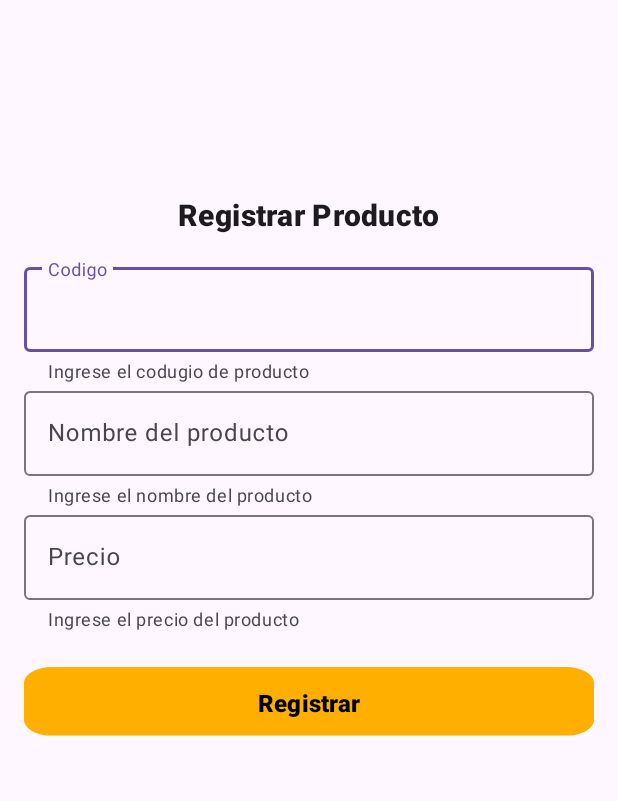
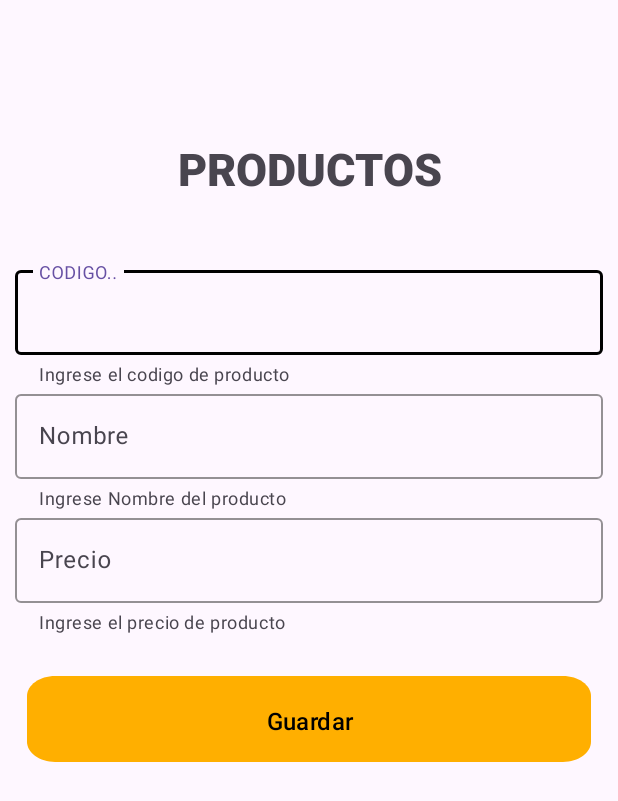
Before and after one commit to shinshini/proymovil, an Android app: the Home screen opened directly, with no data from a screen before it, after a tap on "PRODUCTO", on a phone screen of 412 x 824 dp. Shown: the top 801 px of the screen. Run offline under Robolectric (Android 15) with nearby library versions, the phone set to English and light mode, and no system bars.

Commit message:
se cambio el registro

```diff
--- a/app/src/main/AndroidManifest.xml
+++ b/app/src/main/AndroidManifest.xml
@@ -13,7 +13,7 @@
         android:theme="@style/Theme.MyApplicationKotlin"
         tools:targetApi="31">
         <activity
-            android:name=".Registra_producto"
+            android:name=".RegistraProductos"
             android:exported="false" />
         <activity
             android:name=".MainActivity"
--- a/app/src/main/java/com/example/myapplicationkotlin/Home.kt
+++ b/app/src/main/java/com/example/myapplicationkotlin/Home.kt
@@ -2,7 +2,6 @@ package com.example.myapplicationkotlin
 
 import android.content.Intent
 import android.os.Bundle
-import android.widget.Button
 import androidx.activity.enableEdgeToEdge
 import androidx.appcompat.app.AppCompatActivity
 import androidx.cardview.widget.CardView
@@ -40,7 +39,7 @@ class Home : AppCompatActivity() {
 
         }
         btnPro.setOnClickListener{
-            val i = Intent(this, Registra_producto::class.java)
+            val i = Intent(this, RegistraProductos::class.java)
             startActivity(i)
     }
 
--- /dev/null
+++ b/app/src/main/java/com/example/myapplicationkotlin/RegistraProductos.kt
@@ -0,0 +1,60 @@
+package com.example.myapplicationkotlin
+
+import android.content.ContentValues
+import android.os.Bundle
+import android.widget.Button
+import android.widget.EditText
+import android.widget.Toast
+import androidx.activity.enableEdgeToEdge
+import androidx.appcompat.app.AppCompatActivity
+import androidx.core.view.ViewCompat
+import androidx.core.view.WindowInsetsCompat
+
+import com.example.myapplicationkotlin.db.AdminSQLiteOpenHelper
+
+class RegistraProductos: AppCompatActivity() {
+    lateinit var btnRegistroPro:Button
+    lateinit var txtNom:EditText
+    lateinit var txtPrecio:EditText
+    lateinit var txtCodigo:EditText
+
+    override fun onCreate(savedInstanceState: Bundle?) {
+        super.onCreate(savedInstanceState)
+        enableEdgeToEdge()
+        setContentView(R.layout.activity_registra_producto)
+        ViewCompat.setOnApplyWindowInsetsListener(findViewById(R.id.main)) { v, insets ->
+            val systemBars = insets.getInsets(WindowInsetsCompat.Type.systemBars())
+            v.setPadding(systemBars.left, systemBars.top, systemBars.right, systemBars.bottom)
+            insets
+        }
+        cargarR()
+        estadoBoton()
+    }
+
+    fun cargarR(){
+        btnRegistroPro=findViewById(R.id.btnRegistroProducto)
+        txtNom = findViewById(R.id.txtNombre)
+        txtPrecio = findViewById(R.id.txtPrecio)
+        txtCodigo = findViewById(R.id.txtCodigoProducto)
+    }
+
+    fun estadoBoton(){
+        btnRegistroPro.setOnClickListener{
+
+            val adminsql = AdminSQLiteOpenHelper(this,"administracion",null,1)
+            val db = adminsql.writableDatabase
+            val registro = ContentValues()
+
+            registro.put("id_productos", txtCodigo.text.toString())
+            registro.put("nombre", txtNom.text.toString())
+            registro.put("precio", txtPrecio.text.toString())
+            db.insert("prodcutos", null, registro)
+            db.close()
+            txtCodigo.setText("")
+            txtNom.setText("")
+            txtPrecio.setText("")
+            Toast.makeText(this, "Se cargaron los datos del producto", Toast.LENGTH_SHORT).show()
+
+        }
+    }
+}
--- a/app/src/main/java/com/example/myapplicationkotlin/Registra_producto.kt
+++ /dev/null
@@ -1,60 +0,0 @@
-package com.example.myapplicationkotlin
-
-import android.content.ContentValues
-import android.content.Intent
-import android.os.Bundle
-import android.widget.Button
-import android.widget.EditText
-import android.widget.TextView
-import android.widget.Toast
-import androidx.activity.enableEdgeToEdge
-import androidx.appcompat.app.AppCompatActivity
-import androidx.cardview.widget.CardView
-import androidx.core.view.ViewCompat
-import androidx.core.view.WindowInsetsCompat
-import com.example.myapplicationkotlin.db.AdminSQLiteOpenHelper
-
-class Registra_producto : AppCompatActivity() {
-
-         lateinit var btnregistrar: Button
-         lateinit var  txtNombre: EditText
-         lateinit var  txtprecio: EditText
-         lateinit var  ttx_codigo: EditText
-    override fun onCreate(savedInstanceState: Bundle?) {
-        super.onCreate(savedInstanceState)
-        enableEdgeToEdge()
-        setContentView(R.layout.activity_registra_producto)
-        ViewCompat.setOnApplyWindowInsetsListener(findViewById(R.id.main)) { v, insets ->
-            val systemBars = insets.getInsets(WindowInsetsCompat.Type.systemBars())
-            v.setPadding(systemBars.left, systemBars.top, systemBars.right, systemBars.bottom)
-            insets
-
-        }
-        cargarR()
-        estadoBotn()
-    }
-    fun cargarR(){
-        btnregistrar=findViewById(R.id.btn_registrarProducto);
-        txtprecio=findViewById(R.id.txt_precio);
-        txtNombre=findViewById(R.id.txtNombre);
-        ttx_codigo=findViewById(R.id.txt_codigo);
-    }
-
- fun estadoBotn(){
-     btnregistrar.setOnClickListener{
-         val adminsql= AdminSQLiteOpenHelper(this,"administracion", null ,1)
-         val db = adminsql.writableDatabase
-         val registro = ContentValues()
-         registro.put("id_productos",ttx_codigo.text.toString())
-         registro.put("nombre",txtNombre.text.toString())
-         registro.put("precio",txtprecio.text.toString())
-         db.insert("productos",null,registro)
-
-         ttx_codigo.setText("")
-         txtNombre.setText("")
-         txtprecio.setText("")
-         Toast.makeText(this, "Se cargaron los datos del producto", Toast.LENGTH_SHORT).show()
-     }
- }
-
-}
--- a/app/src/main/java/com/example/myapplicationkotlin/db/AdminSQLiteOpenHelper.kt
+++ b/app/src/main/java/com/example/myapplicationkotlin/db/AdminSQLiteOpenHelper.kt
@@ -3,6 +3,7 @@ package com.example.myapplicationkotlin.db
 import android.content.Context
 import android.database.sqlite.SQLiteDatabase
 import android.database.sqlite.SQLiteOpenHelper
+
 
 class AdminSQLiteOpenHelper(
     context: Context?,
@@ -10,13 +11,25 @@ class AdminSQLiteOpenHelper(
     factory: SQLiteDatabase.CursorFactory?,
     version: Int
 ) : SQLiteOpenHelper(context, name, factory, version) {
+
     override fun onCreate(db: SQLiteDatabase?) {
-        TODO("Not yet implemented")
-        db?.execSQL("create table productos(id_productos int primary key, nombre text, precio real)")
+        db?.execSQL(
+            "CREATE TABLE productos (" +
+                    "id_productos INTEGER PRIMARY KEY, " +
+                    "nombre TEXT, " +
+                    "precio REAL)"
+        )
+
+        /*val createTableQuery = "CREATE TABLE productos (" +
+                "id_producto INTEGER PRIMARY KEY AUTOINCREMENT," +
+                "nombre TEXT NOT NULL," +
+                "precio REAL NOT NULL)"
+        db?.execSQL(createTableQuery)*/
     }
 
-    override fun onUpgrade(db: SQLiteDatabase?, p1: Int, p2: Int) {
-        TODO("Not yet implemented")
+    override fun onUpgrade(db: SQLiteDatabase?, oldVersion: Int, newVersion: Int) {
+        // Aquí podrías manejar las actualizaciones de la base de datos.
+        db?.execSQL("DROP TABLE IF EXISTS productos")
+        onCreate(db)
     }
-
 }
--- a/app/src/main/java/com/example/myapplicationkotlin/model/Productos.kt
+++ b/app/src/main/java/com/example/myapplicationkotlin/model/Productos.kt
@@ -2,22 +2,11 @@ package com.example.myapplicationkotlin.model
 
 class Productos constructor(nombre:String, precio:Double) {
 
-    var nombre: String = nombre
-        get() = field // 'field' es el respaldo de la propiedad, no necesitas modificar esto si no tienes lógica adicional.
-        set(value) {
-            field = value
-            // Aquí puedes agregar lógica si lo necesitas, como validaciones.
-        }
+    var nombre:String = nombre
+    var precio:Double = precio
 
-    var precio: Double = precio
-        get() = field
-        set(value) {
-            field = value
-            // Agrega cualquier lógica adicional para manejar cambios en el precio.
-        }
-
-    fun calIVA(iva: Double): Double {
-        return precio * iva
+    fun calIVA(iva:Double): Double{
+        val total:Double =precio * iva
+        return total
     }
-
 }
--- a/app/src/main/res/layout/activity_registra_producto.xml
+++ b/app/src/main/res/layout/activity_registra_producto.xml
@@ -5,85 +5,98 @@
     android:id="@+id/main"
     android:layout_width="match_parent"
     android:layout_height="match_parent"
-    tools:context=".Registra_producto">
+    tools:context=".RegistraProductos">
+
+    <TextView
+        android:id="@+id/textView4"
+        android:layout_width="match_parent"
+        android:layout_height="wrap_content"
+        android:layout_marginTop="92dp"
+        android:fontFamily="sans-serif-black"
+        android:text="PRODUCTOS"
+        android:textAlignment="center"
+        android:textSize="30dp"
+        app:layout_constraintEnd_toEndOf="parent"
+        app:layout_constraintHorizontal_bias="0.0"
+        app:layout_constraintStart_toStartOf="parent"
+        app:layout_constraintTop_toTopOf="parent"
+        tools:ignore="MissingConstraints" />
 
     <LinearLayout
         android:layout_width="match_parent"
         android:layout_height="wrap_content"
-        android:layout_marginTop="113dp"
+        android:layout_marginTop="32dp"
         android:orientation="vertical"
-        android:padding="16dp"
-        app:layout_constraintEnd_toEndOf="parent"
-        app:layout_constraintHorizontal_bias="0.0"
-        app:layout_constraintStart_toStartOf="parent"
-        app:layout_constraintTop_toTopOf="parent"
-        tools:ignore="MissingConstraints">
+        android:padding="10dp"
+        app:layout_constraintTop_toBottomOf="@+id/textView4"
+        tools:ignore="MissingConstraints"
+        tools:layout_editor_absoluteX="1dp">
 
-        <!-- Título de la pantalla -->
-        <com.google.android.material.textview.MaterialTextView
-            android:layout_width="wrap_content"
-            android:layout_height="wrap_content"
-            android:layout_gravity="center_horizontal"
-            android:fontFamily="sans-serif-black"
-            android:paddingBottom="16dp"
-            android:text="Registrar Producto"
-            android:textAppearance="@style/TextAppearance.MaterialComponents.Headline6" />
-
-        <!-- Campo de nombre del producto -->
         <com.google.android.material.textfield.TextInputLayout
             android:layout_width="match_parent"
             android:layout_height="match_parent"
-            android:hint="Codigo"
-            app:helperText="Ingrese el codugio de producto">
+            app:boxStrokeColor="@color/black"
+            app:helperText="Ingrese el codigo de producto">
 
             <com.google.android.material.textfield.TextInputEditText
-                android:id="@+id/txt_codigo"
+                android:id="@+id/txtCodigoProducto"
                 android:layout_width="match_parent"
                 android:layout_height="wrap_content"
-                android:inputType="text" />
+                android:hint="CODIGO.."
+
+                android:inputType="textEmailAddress" />
         </com.google.android.material.textfield.TextInputLayout>
 
         <com.google.android.material.textfield.TextInputLayout
             android:layout_width="match_parent"
             android:layout_height="wrap_content"
-            android:hint="Nombre del producto"
-            app:helperText="Ingrese el nombre del producto">
+            app:boxStrokeColor="@color/black"
+            app:helperText="Ingrese Nombre del producto">
 
             <com.google.android.material.textfield.TextInputEditText
-                android:id="@+id/txt_nombre"
+                android:id="@+id/txtNombre"
                 android:layout_width="match_parent"
                 android:layout_height="wrap_content"
-                android:inputType="text" />
+                android:hint="Nombre"
+
+                android:inputType="textEmailAddress" />
         </com.google.android.material.textfield.TextInputLayout>
 
-        <!-- Campo de descripción -->
-
-        <!-- Campo de precio -->
         <com.google.android.material.textfield.TextInputLayout
             android:layout_width="match_parent"
             android:layout_height="wrap_content"
-            android:hint="Precio"
-            app:helperText="Ingrese el precio del producto">
+            android:layout_marginBottom="16dp"
+            app:boxStrokeColor="@color/black"
+            app:helperText="Ingrese el precio de producto">
 
             <com.google.android.material.textfield.TextInputEditText
-                android:id="@+id/txt_precio"
+                android:id="@+id/txtPrecio"
                 android:layout_width="match_parent"
                 android:layout_height="wrap_content"
-                android:inputType="numberDecimal" />
+                android:hint="Precio"
+
+                android:inputType="textEmailAddress" />
         </com.google.android.material.textfield.TextInputLayout>
 
-        <!-- Botón de registrar -->
-        <com.google.android.material.button.MaterialButton
-            android:id="@+id/btn_registrarProducto"
+        <Button
+            android:id="@+id/btnRegistroProducto"
             android:layout_width="match_parent"
-            android:layout_height="wrap_content"
-            android:layout_gravity="center_horizontal"
-            android:layout_marginTop="24dp"
-            android:background="@drawable/caja"
-            android:fontFamily="sans-serif-black"
-            android:text="Registrar"
+            android:layout_height="60dp"
+            android:layout_alignParentEnd="true"
+            android:layout_alignParentRight="true"
+            android:layout_marginStart="8dp"
+            android:layout_marginTop="12dp"
+            android:layout_marginEnd="8dp"
+            android:text="Guardar"
             android:textColor="@color/black"
             android:textSize="16sp"
-            app:backgroundTint="@null" />
+            android:background="@drawable/caja"
+            app:backgroundTint="@null"
+            app:layout_constraintEnd_toEndOf="parent"
+            app:layout_constraintHorizontal_bias="0.5"
+            app:layout_constraintStart_toStartOf="parent"
+            app:layout_constraintTop_toBottomOf="@+id/textInputLayout2"
+            tools:ignore="MissingConstraints" />
+
     </LinearLayout>
 </androidx.constraintlayout.widget.ConstraintLayout>
```
